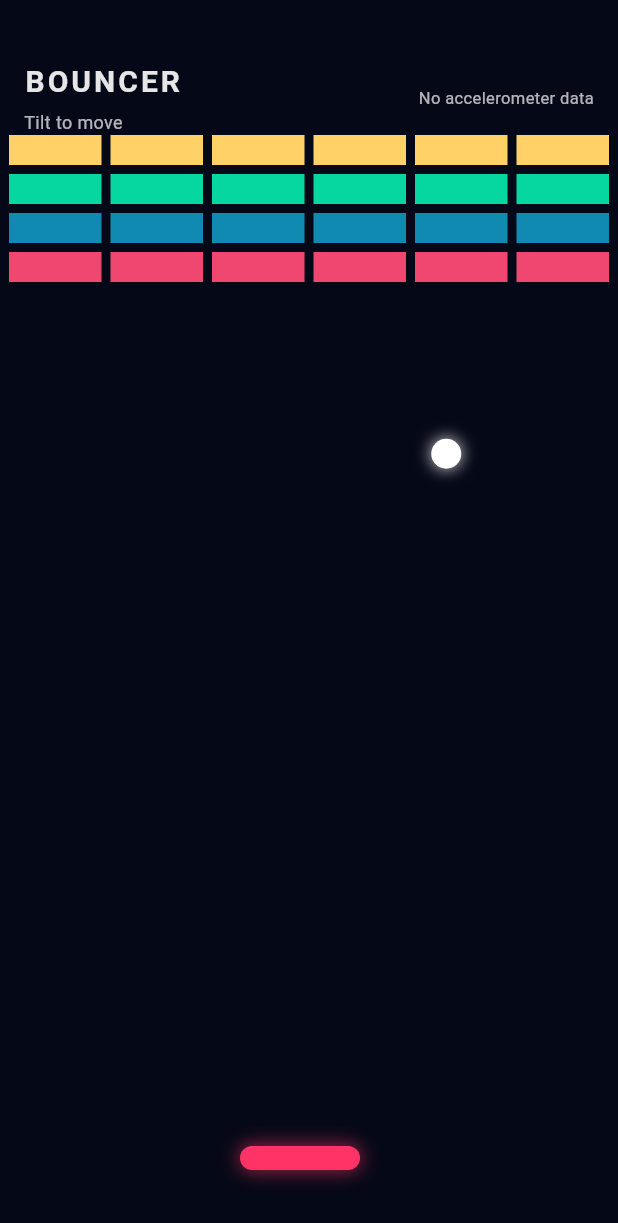
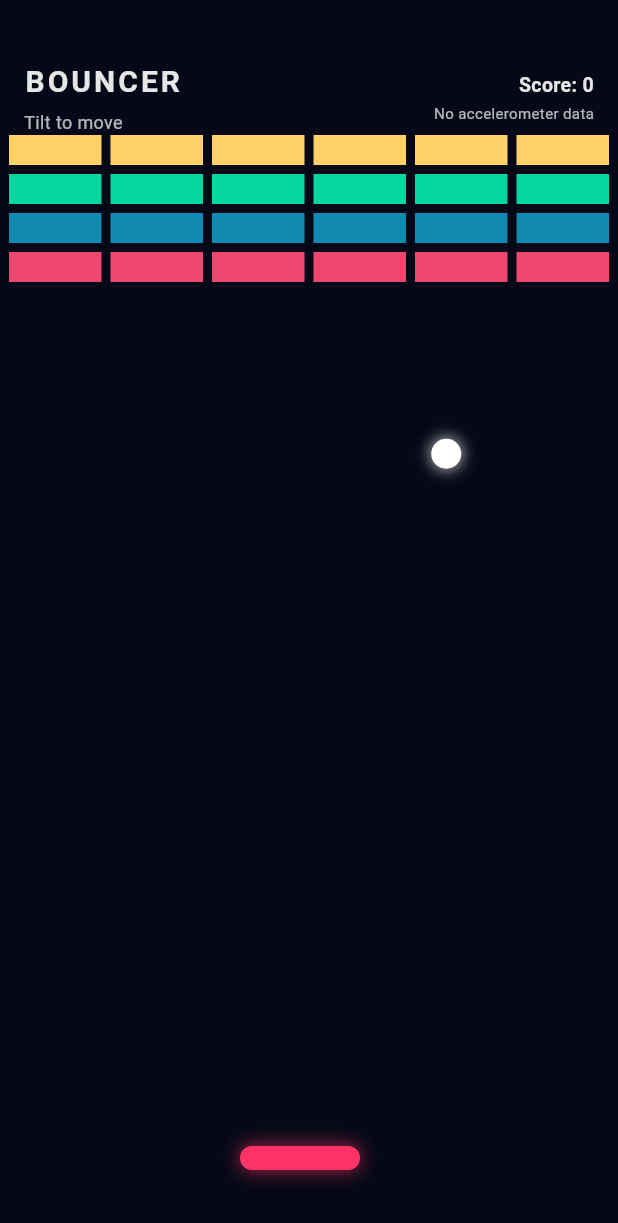
Before and after one commit to mavka1207/bouncer, a Flutter app: the screen it shows after launch, on a phone screen of 412 x 824 dp. Shown: the top 1223 px of the screen. Run offline on Flutter 3.47's test engine with Material 3 defaults, Android fonts, the phone set to English and light mode, and no system bars; our stand-ins replace sensors_plus.

Commit message:
Add score tracking and HUD display to Bouncer

```diff
--- a/lib/main.dart
+++ b/lib/main.dart
@@ -20,9 +20,7 @@ class BouncerApp extends StatelessWidget {
           seedColor: const Color(0xFFFF3366),
           brightness: Brightness.dark,
         ),
-        textTheme: const TextTheme(
-          bodyMedium: TextStyle(color: Colors.white),
-        ),
+        textTheme: const TextTheme(bodyMedium: TextStyle(color: Colors.white)),
         useMaterial3: true,
       ),
       debugShowCheckedModeBanner: false,
@@ -41,6 +39,7 @@ class BouncerGame extends StatefulWidget {
 class _BouncerGameState extends State<BouncerGame>
     with SingleTickerProviderStateMixin {
   late AnimationController _controller;
+
 
   // Игровое поле
   late double screenWidth;
@@ -74,6 +73,7 @@ class _BouncerGameState extends State<BouncerGame>
 
   bool isRunning = true;
   String? statusText;
+  int score = 0;
 
   @override
   void initState() {
@@ -154,7 +154,8 @@ class _BouncerGameState extends State<BouncerGame>
       final double paddleLeft = paddleX - halfPaddle;
       final double paddleRight = paddleX + halfPaddle;
 
-      final bool hitPaddle = ballY + ballRadius >= paddleTop &&
+      final bool hitPaddle =
+          ballY + ballRadius >= paddleTop &&
           ballY - ballRadius <= paddleTop + paddleHeight &&
           ballX >= paddleLeft &&
           ballX <= paddleRight &&
@@ -180,6 +181,7 @@ class _BouncerGameState extends State<BouncerGame>
       }
     });
   }
+
   // Цвета блоков по рядам
   Color _blockColorForRow(int r) {
     switch (r) {
@@ -193,7 +195,6 @@ class _BouncerGameState extends State<BouncerGame>
         return const Color(0xFFEF476F); // розово-красный
     }
   }
-
 
   void _handleBlocksCollision() {
     const double topOffset = 90;
@@ -214,14 +215,19 @@ class _BouncerGameState extends State<BouncerGame>
 
         if (overlap) {
           blocksAlive[r][c] = false;
+          score += 10;
 
           final double overlapLeft = (ballX + ballRadius) - left;
           final double overlapRight = right - (ballX - ballRadius);
           final double overlapTop = (ballY + ballRadius) - top;
           final double overlapBottom = bottom - (ballY - ballRadius);
 
-          final double minOverlap =
-              [overlapLeft, overlapRight, overlapTop, overlapBottom].reduce(min);
+          final double minOverlap = [
+            overlapLeft,
+            overlapRight,
+            overlapTop,
+            overlapBottom,
+          ].reduce(min);
 
           if (minOverlap == overlapLeft || minOverlap == overlapRight) {
             ballVX = -ballVX;
@@ -239,8 +245,10 @@ class _BouncerGameState extends State<BouncerGame>
     setState(() {
       isRunning = true;
       statusText = null;
-      blocksAlive =
-          List.generate(rows, (_) => List.generate(cols, (_) => true));
+      blocksAlive = List.generate(
+        rows,
+        (_) => List.generate(cols, (_) => true),
+      );
 
       ballX = screenWidth / 2;
       ballY = screenHeight * 0.6;
@@ -248,6 +256,7 @@ class _BouncerGameState extends State<BouncerGame>
       ballVY = -150;
 
       paddleX = screenWidth / 2;
+      score = 0;
     });
   }
 
@@ -300,7 +309,6 @@ class _BouncerGameState extends State<BouncerGame>
                       ),
                     ],
                   ),
-
                 ),
               ),
 
@@ -316,7 +324,9 @@ class _BouncerGameState extends State<BouncerGame>
                     borderRadius: BorderRadius.circular(12),
                     boxShadow: [
                       BoxShadow(
-        color: const Color(0xFFFF3366).withAlpha((0.6 * 255).toInt()),
+                        color: const Color(
+                          0xFFFF3366,
+                        ).withAlpha((0.6 * 255).toInt()),
                         blurRadius: 10,
                         spreadRadius: 1,
                       ),
@@ -348,8 +358,10 @@ class _BouncerGameState extends State<BouncerGame>
                           style: ElevatedButton.styleFrom(
                             backgroundColor: const Color(0xFFFF3366),
                             foregroundColor: Colors.white,
-              padding:
-                  const EdgeInsets.symmetric(horizontal: 24, vertical: 12),
+                            padding: const EdgeInsets.symmetric(
+                              horizontal: 24,
+                              vertical: 12,
+                            ),
                             shape: RoundedRectangleBorder(
                               borderRadius: BorderRadius.circular(20),
                             ),
@@ -391,13 +403,27 @@ class _BouncerGameState extends State<BouncerGame>
                         ),
                       ],
                     ),
+                    Column(
+                      crossAxisAlignment: CrossAxisAlignment.end,
+                      children: [
+                        Text(
+                          'Score: $score',
+                          style: TextStyle(
+                            color: Colors.white.withAlpha((0.9 * 255).toInt()),
+                            fontSize: 13,
+                            fontWeight: FontWeight.w600,
+                          ),
+                        ),
+                        const SizedBox(height: 2),
                         Text(
                           accelText,
                           textAlign: TextAlign.right,
                           style: TextStyle(
                             color: Colors.white.withAlpha((0.7 * 255).toInt()),
-                        fontSize: 11,
+                            fontSize: 10,
                           ),
+                        ),
+                      ],
                     ),
                   ],
                 ),
```
Lines whose indentation alone changed are shown as unchanged.
